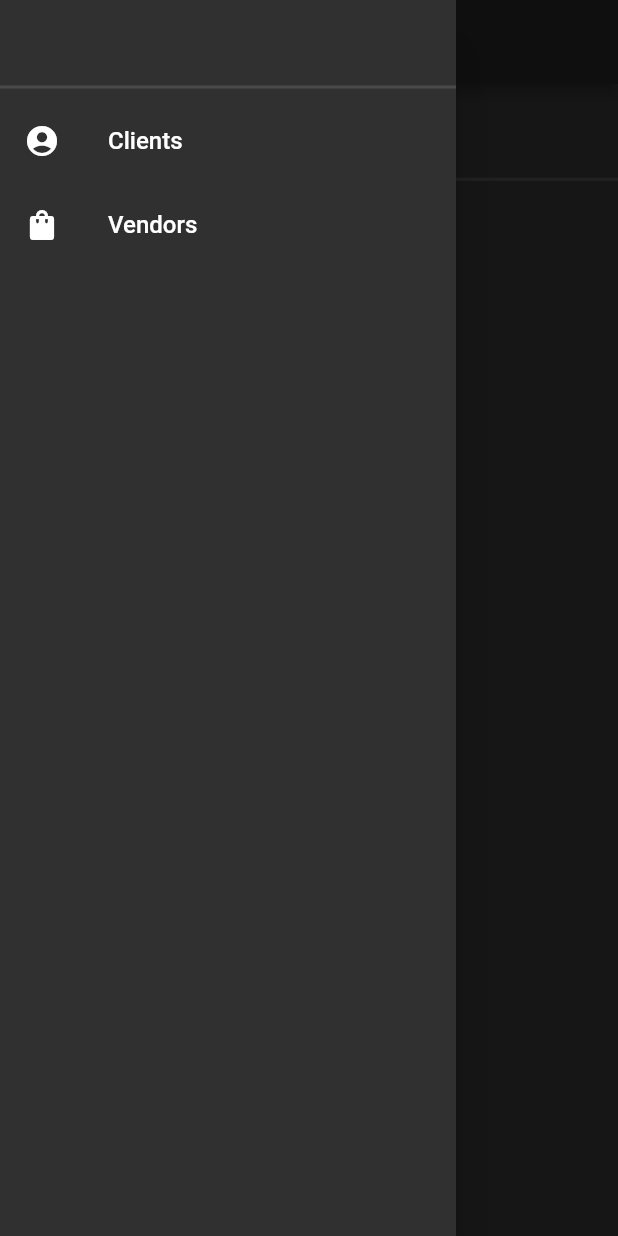
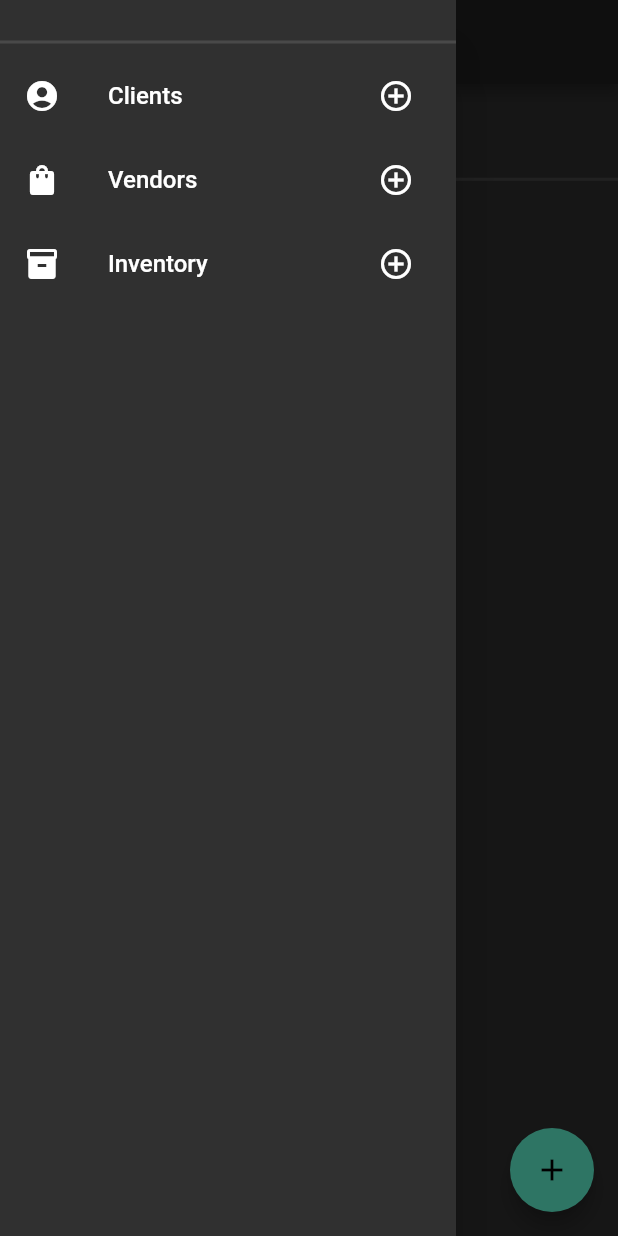
Before and after one commit to devanshu9750/mybusiness, a Flutter app: the screen it shows once a user with an empty profile is signed in, with the side drawer open, on a phone screen of 412 x 824 dp. Run offline on Flutter 3.47's test engine with Material 2 defaults, Android fonts, the phone set to English and light mode, and no system bars; drawn by our look-alikes of velocity_x; our stand-ins replace cloud_firestore, firebase_auth, firebase_core, fluttertoast; accounts and stored records are empty.

Commit message:
Added inventory module and made few changes to ui

```diff
--- a/lib/screens/home_screen.dart
+++ b/lib/screens/home_screen.dart
@@ -1,5 +1,9 @@
 import 'package:flutter/material.dart';
+import 'package:mybusiness/screens/clients_side/add_client.dart';
 import 'package:mybusiness/screens/clients_side/clients_screen.dart';
+import 'package:mybusiness/screens/inventory/add_inventory.dart';
+import 'package:mybusiness/screens/inventory/inventory_screen.dart';
+import 'package:mybusiness/screens/vendors_side/add_vendor.dart';
 import 'package:mybusiness/screens/vendors_side/vendors_screen.dart';
 import 'package:velocity_x/velocity_x.dart';
 
@@ -9,15 +13,19 @@ class HomeScreen extends StatefulWidget {
 }
 
 class _HomeScreenState extends State<HomeScreen> {
-  final List<String> _moduleTitles = ['Clients', 'Vendors'];
-  final List<Widget> _moduleWidgets = [ClientsScreen(), VendorScreen()];
-  int _index = 1;
+  final List<String> _moduleTitles = ['Clients', 'Vendors', 'Inventory'];
+  final List<Widget> _moduleWidgets = [
+    ClientsScreen(),
+    VendorScreen(),
+    InventoryScreen()
+  ];
+  int _index = 0;
 
   Widget get _drawer => Drawer(
         child: SafeArea(
           child: VStack([
             SizedBox(
-              height: 50,
+              height: 20,
             ),
             Divider(
               thickness: 2,
@@ -25,6 +33,15 @@ class _HomeScreenState extends State<HomeScreen> {
             ListTile(
               leading: Icon(Icons.account_circle),
               title: "Clients".text.size(16).make(),
+              trailing: IconButton(
+                  icon: Icon(Icons.add_circle_outline),
+                  onPressed: () {
+                    context.pop();
+                    setState(() {
+                      _index = 0;
+                    });
+                    context.push((context) => AddClient());
+                  }),
             ).onInkTap(() {
               context.pop();
               setState(() {
@@ -34,10 +51,37 @@ class _HomeScreenState extends State<HomeScreen> {
             ListTile(
               leading: Icon(Icons.shopping_bag_rounded),
               title: "Vendors".text.size(16).make(),
+              trailing: IconButton(
+                  icon: Icon(Icons.add_circle_outline),
+                  onPressed: () {
+                    context.pop();
+                    setState(() {
+                      _index = 1;
+                    });
+                    context.push((context) => AddVendor());
+                  }),
             ).onInkTap(() {
               context.pop();
               setState(() {
                 _index = 1;
+              });
+            }),
+            ListTile(
+              leading: Icon(Icons.inventory),
+              title: "Inventory".text.size(16).make(),
+              trailing: IconButton(
+                  icon: Icon(Icons.add_circle_outline),
+                  onPressed: () {
+                    context.pop();
+                    setState(() {
+                      _index = 2;
+                    });
+                    context.push((context) => AddInventory());
+                  }),
+            ).onInkTap(() {
+              context.pop();
+              setState(() {
+                _index = 2;
               });
             })
           ]),
@@ -53,6 +97,14 @@ class _HomeScreenState extends State<HomeScreen> {
       ),
       drawer: _drawer,
       body: _moduleWidgets[_index],
+      floatingActionButton: FloatingActionButton(
+        onPressed: () {
+          if (_index == 0) context.push((context) => AddClient());
+          if (_index == 1) context.push((context) => AddVendor());
+          if (_index == 2) context.push((context) => AddInventory());
+        },
+        child: Icon(Icons.add),
+      ),
     );
   }
 }
```
